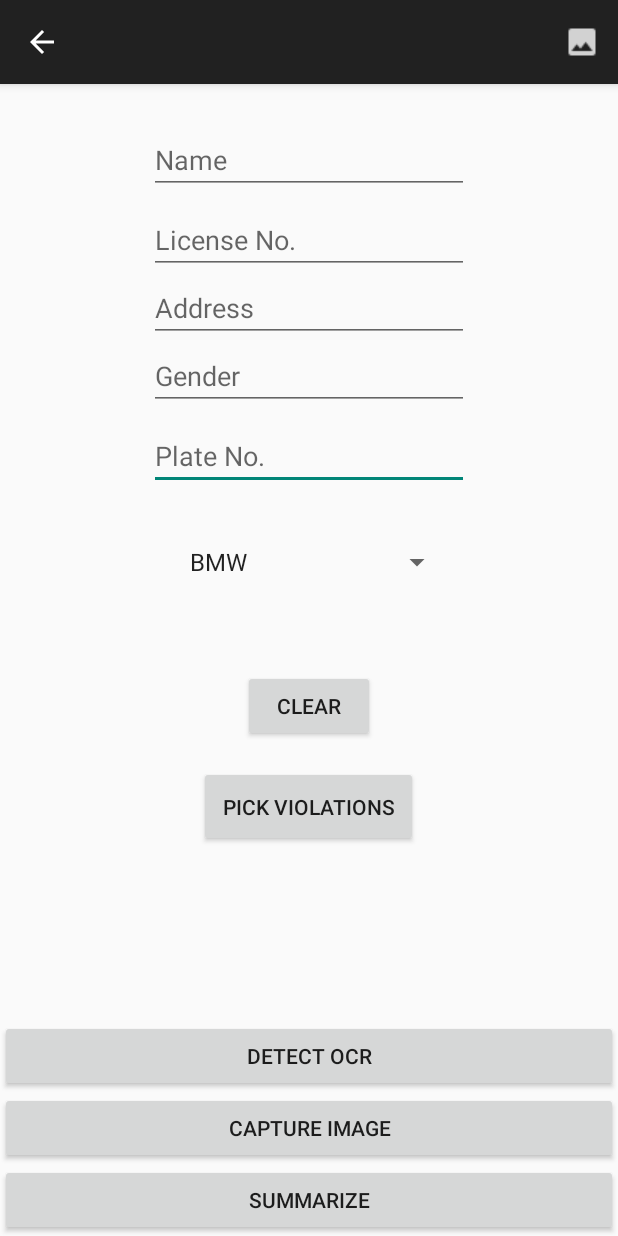
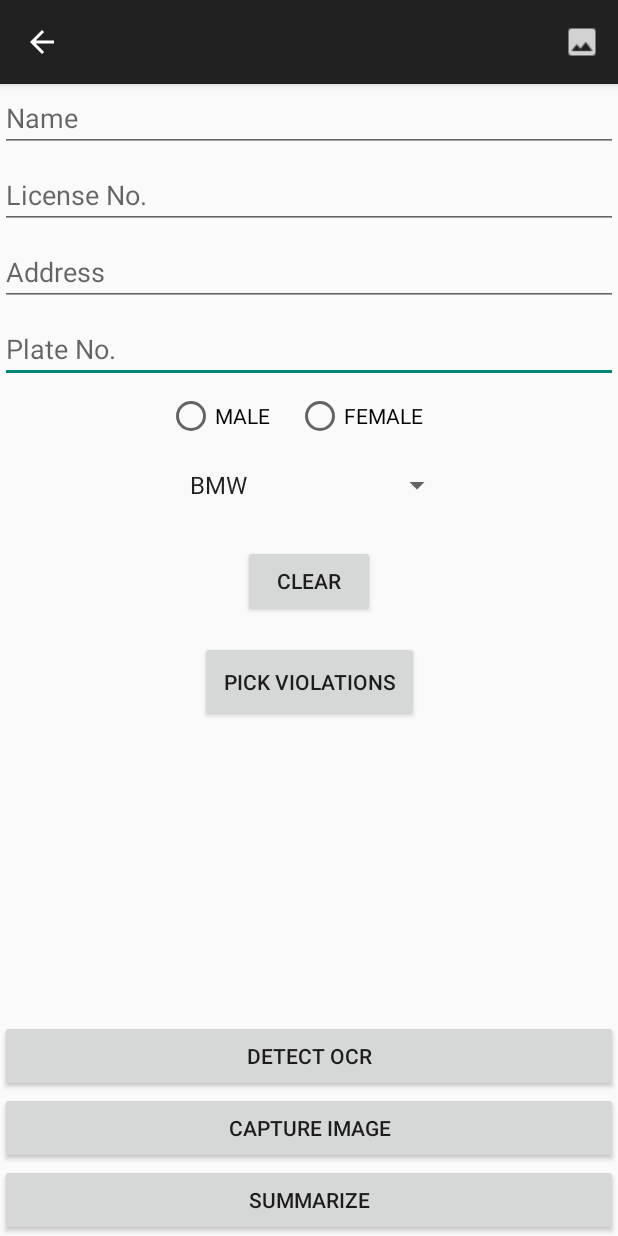
Before and after one commit to affytfacundo/thesis2, an Android app: the DriverDetails screen opened directly, with no data from a screen before it, on a phone screen of 412 x 824 dp. Run offline under Robolectric (Android 15) with nearby library versions, the phone set to English and light mode, and no system bars.

Commit message:
adjusted OCR extract name (similar to address)
FIXED letter O to # ZERO. UI CHANGES. RADIO BUTTON FOR GENDER.

```diff
--- a/app/src/main/java/com/example/myapplication/DriverDetails.java
+++ b/app/src/main/java/com/example/myapplication/DriverDetails.java
@@ -27,6 +27,8 @@ import android.widget.ArrayAdapter;
 import android.widget.Button;
 import android.widget.EditText;
 import android.widget.ImageView;
+import android.widget.RadioButton;
+import android.widget.RadioGroup;
 import android.widget.Spinner;
 import android.widget.TextView;
 import android.widget.Toast;
@@ -56,6 +58,9 @@ public class DriverDetails extends BaseActivity implements LocationListener {
     String[] listViolations;
     boolean[] checkedViolations;
     ArrayList<Integer> driveViolation = new ArrayList<>();
+
+    RadioGroup radioGroup;
+    RadioButton radioButtonMale, radioButtonFemale;
 
     private ImageView myImageView;
     private TextView myTextView;
@@ -96,6 +101,31 @@ public class DriverDetails extends BaseActivity implements LocationListener {
         upload = findViewById(R.id.uploadBtn);
         timedate = findViewById(R.id.timeText);
         resetinput = findViewById(R.id.resetFieldsBtn);
+
+
+
+        radioButtonMale = findViewById(R.id.maleRadio);
+        radioButtonFemale = findViewById(R.id.femaleRadio);
+        radioGroup = findViewById(R.id.radioGrp);
+
+        radioGroup.setOnCheckedChangeListener(new RadioGroup.OnCheckedChangeListener() {
+            @Override
+            public void onCheckedChanged(RadioGroup radioGroup, int i) {
+                switch (i){
+                    case R.id.maleRadio:
+                        gender.setText("MALE");
+                        break;
+
+                    case R.id.femaleRadio:
+                        gender.setText("FEMALE");
+                        break;
+                }
+
+            }
+        });
+
+
+
 
 
         chooseViolations = findViewById(R.id.violationsBtn);
@@ -218,6 +248,7 @@ public class DriverDetails extends BaseActivity implements LocationListener {
         }
     }
 
+
     @Override
     protected void onActivityResult(int requestCode, int resultCode, Intent data) {
         super.onActivityResult(requestCode, resultCode, data);
@@ -316,6 +347,7 @@ public class DriverDetails extends BaseActivity implements LocationListener {
 
 
     private void runTextRecog() {
+
         FirebaseVisionImage image = FirebaseVisionImage.fromBitmap(myBitmap);
         FirebaseVisionTextRecognizer detector = FirebaseVision.getInstance().getOnDeviceTextRecognizer();
         detector.processImage(image).addOnSuccessListener(new OnSuccessListener<FirebaseVisionText>() {
@@ -339,6 +371,10 @@ public class DriverDetails extends BaseActivity implements LocationListener {
         String inputOCR = null;
         name.setText(null);
         license.setText(null);
+        addressText.setText(null);
+     //   gender.setText(null);
+     //   plateNum.setText(null);
+
         myTextView.setText(null);
         if (firebaseVisionText.getTextBlocks().size() == 0) {
             myTextView.setText(R.string.no_text);
@@ -373,42 +409,71 @@ public class DriverDetails extends BaseActivity implements LocationListener {
 
 //END FOR ADDRESS
 
+        //try for changing name code
+        int midLoc = 0;
+        int nationalityLoc = 1;
+      for(int i = 0; i < list.length; i++){
+          if (list[i].contains("Middle") || list[i].contains("Middie") || list[i].contains("Middile") || list[i].contains("Maddle") || list[i].contains("Hiddle") || list[i].contains("Midde"))
+                  midLoc = i;
+
+              else if (midLoc != 0 && list[i].contains("Nationality")) {
+                  nationalityLoc = i;
+                  break;
+              }
+      }
+
+      String[] nameNew = new String[nationalityLoc - midLoc - 1];
+      for(int i = midLoc + 1; i < nationalityLoc; i++)
+          nameNew[i - midLoc - 1] = list[i];
 
 
+      String replace2 = "";
 
-        for (int i = 0; i < list.length; i++) {
+      for(int i = 1; i < nameNew.length; i++){
+          String tempName = null;
+          tempName = nameNew[i];
+          replace2 = replace2 + tempName;
+      }
+
+
+      replace2 = replace2.replaceAll("\\B0|0\\B", "O");
+      name.setText(replace2);
+
+            //end try
+
+//OLD CODE FOR NAME EXTRACT
+ /*       for (int i = 0; i < list.length; i++) {
             if (list[i].contains("Middle") || list[i].contains("Middie") || list[i].contains("Middile") || list[i].contains("Maddle") || list[i].contains("Hiddle") || list[i].contains("Midde")) {
-                if (list[i + 1].contains("Name") || list[i + 1].contains("Mame") || list[i].contains("Namne")) {
+                if (list[i + 1].contains("Name") || list[i + 1].contains("Mame") || list[i + 1].contains("Namne")) {
                     String lastname = list[i + 2];
                     String firstname = list[i + 3];
                     String midname = list[i + 4];
                     String allname = lastname + firstname + midname;
                     allname = allname.replaceAll("\\B0|0\\B", "O");
                     name.setText(allname);
-                } /*else {
+                } else {
                     String lastname = list[i + 1];
                     lastname.substring(3);
 
                     String firstname = list[i + 2];
                     String midname = list[i + 3];
                     name.setText(lastname + firstname + midname);
-                }*/
+                }
             }
+        }*/
 
-
-        }
-// letter O to number zero : not sure if working
+// letter O to number zero : not sure if working ;; yup not working yet.
         for (int i = 0; i < list.length; i++) {
             if (list[i].contains("No.")) {
                 String licenseNum = list[i + 1];
-                licenseNum.replace('O', '0');
-                licenseNum.replace('o', '0');
+                licenseNum = licenseNum.replace('O', '0');
+                licenseNum = licenseNum.replace('o', '0');
                 license.setText(licenseNum);
             }
             if (list[i].contains("No")) {
                 String licenseNum = list[i + 1];
-                licenseNum.replace('O', '0');
-                licenseNum.replace('o', '0');
+                licenseNum = licenseNum.replace('O', '0');
+                licenseNum = licenseNum.replace('o', '0');
                 license.setText(licenseNum);
             }
         }
@@ -488,4 +553,5 @@ public class DriverDetails extends BaseActivity implements LocationListener {
         Toast.makeText(this, "Disabled provider " + provider,
                 Toast.LENGTH_SHORT).show();
     }
+
 }
--- a/app/src/main/java/com/example/myapplication/DriverSummary.java
+++ b/app/src/main/java/com/example/myapplication/DriverSummary.java
@@ -28,16 +28,16 @@ import java.util.Map;
 
 public class DriverSummary extends AppCompatActivity {
 
-    private static final String KEY_NAME = "Name";
-    private static final String KEY_GENDER = "Gender";
-    private static final String KEY_LICENSE = "License";
-    private static final String KEY_ADDRESS = "Address";
-    private static final String KEY_VIOLATIONS = "Violations";
-    private static final String KEY_LATITUDE = "Latitude";
-    private static final String KEY_LONGITUDE = "Longitude";
-    private static final String KEY_DATE = "Date & Time";
-    private static final String KEY_CONTROL = "Control Number";
-    private static final String KEY_PLATE = "Plate Number";
+    private static final String KEY_NAME = "name";
+    private static final String KEY_GENDER = "gender";
+    private static final String KEY_LICENSE = "licenseNumber";
+    private static final String KEY_ADDRESS = "address";
+    private static final String KEY_VIOLATIONS = "violations";
+    private static final String KEY_LATITUDE = "latitude";
+    private static final String KEY_LONGITUDE = "longitude";
+    private static final String KEY_DATE = "dateAndTime";
+    private static final String KEY_CONTROL = "controlNumber";
+    private static final String KEY_PLATE = "plateNumber";
     private final static int SEND_SMS_PERMISSION_REQUEST_CODE = 143;
 
 
--- a/app/src/main/res/layout/activity_driver_details.xml
+++ b/app/src/main/res/layout/activity_driver_details.xml
@@ -10,26 +10,51 @@
         android:id="@+id/makeTxt"
         android:layout_width="wrap_content"
         android:layout_height="wrap_content"
-        android:layout_marginTop="24dp"
+        android:layout_marginTop="6dp"
         android:ems="10"
         android:hint="Make"
         android:inputType="textPersonName"
         android:spinnerMode="dropdown"
         app:layout_constraintEnd_toEndOf="parent"
         app:layout_constraintStart_toStartOf="parent"
-        app:layout_constraintTop_toBottomOf="@+id/plateNumTxt" />
+        app:layout_constraintTop_toBottomOf="@+id/radioGrp" />
+
+    <RadioGroup
+        android:id="@+id/radioGrp"
+        android:layout_width="wrap_content"
+        android:layout_height="wrap_content"
+        android:layout_marginTop="6dp"
+        android:orientation='horizontal'
+        app:layout_constraintEnd_toEndOf="parent"
+        app:layout_constraintStart_toStartOf="parent"
+        app:layout_constraintTop_toBottomOf="@+id/plateNumTxt">
+
+        <RadioButton
+            android:id="@+id/maleRadio"
+            android:layout_width="86dp"
+            android:layout_height="wrap_content"
+            android:text="MALE" />
+
+        <RadioButton
+            android:id="@+id/femaleRadio"
+            android:layout_width="103dp"
+            android:layout_height="wrap_content"
+            android:text="FEMALE" />
+
+
+    </RadioGroup>
 
     <EditText
         android:id="@+id/plateNumTxt"
-        android:layout_width="wrap_content"
+        android:layout_width="0dp"
         android:layout_height="wrap_content"
-        android:layout_marginTop="8dp"
+        android:layout_marginTop="6dp"
         android:ems="10"
         android:hint="Plate No."
         android:inputType="textPersonName"
         app:layout_constraintEnd_toEndOf="parent"
         app:layout_constraintStart_toStartOf="parent"
-        app:layout_constraintTop_toBottomOf="@+id/gendertxt" />
+        app:layout_constraintTop_toBottomOf="@+id/addresstxt" />
 
     <ImageView
         android:id="@+id/image_view2"
@@ -62,27 +87,24 @@
         app:layout_constraintStart_toStartOf="parent" />
 
     <Button
+        android:id="@+id/resetFieldsBtn"
+        android:layout_width="wrap_content"
+        android:layout_height="wrap_content"
+        android:layout_marginTop="16dp"
+        android:text="CLEAR"
+        app:layout_constraintEnd_toEndOf="parent"
+        app:layout_constraintStart_toStartOf="parent"
+        app:layout_constraintTop_toBottomOf="@+id/makeTxt" />
+
+    <Button
         android:id="@+id/violationsBtn"
         android:layout_width="146dp"
         android:layout_height="54dp"
         android:layout_marginTop="16dp"
         android:text="PICK VIOLATIONS"
-        app:layout_constraintBottom_toTopOf="@+id/detect_textBtn"
-        app:layout_constraintEnd_toEndOf="parent"
-        app:layout_constraintHorizontal_bias="0.498"
-        app:layout_constraintStart_toStartOf="parent"
-        app:layout_constraintTop_toBottomOf="@+id/resetFieldsBtn"
-        app:layout_constraintVertical_bias="0.002" />
-
-    <Button
-        android:id="@+id/resetFieldsBtn"
-        android:layout_width="wrap_content"
-        android:layout_height="wrap_content"
-        android:layout_marginTop="48dp"
-        android:text="CLEAR"
         app:layout_constraintEnd_toEndOf="parent"
         app:layout_constraintStart_toStartOf="parent"
-        app:layout_constraintTop_toBottomOf="@+id/makeTxt" />
+        app:layout_constraintTop_toBottomOf="@+id/resetFieldsBtn" />
 
     <Button
         android:id="@+id/captureImgBtn"
@@ -109,13 +131,8 @@
 
     <EditText
         android:id="@+id/nametxt"
-        android:layout_width="wrap_content"
+        android:layout_width="0dp"
         android:layout_height="wrap_content"
-        android:layout_marginStart="8dp"
-        android:layout_marginLeft="8dp"
-        android:layout_marginTop="28dp"
-        android:layout_marginEnd="8dp"
-        android:layout_marginRight="8dp"
         android:ems="10"
         android:hint="Name"
         android:inputType="textPersonName"
@@ -125,39 +142,36 @@
 
     <EditText
         android:id="@+id/licensetxt"
-        android:layout_width="wrap_content"
+        android:layout_width="0dp"
         android:layout_height="wrap_content"
-        android:layout_marginStart="8dp"
-        android:layout_marginLeft="8dp"
-        android:layout_marginTop="8dp"
-        android:layout_marginEnd="8dp"
-        android:layout_marginRight="8dp"
+        android:layout_marginTop="6dp"
         android:ems="10"
         android:hint="License No."
         android:inputType="textPersonName"
+        android:maxLength="14"
         app:layout_constraintEnd_toEndOf="parent"
         app:layout_constraintStart_toStartOf="parent"
         app:layout_constraintTop_toBottomOf="@+id/nametxt" />
 
     <EditText
         android:id="@+id/gendertxt"
-        android:layout_width="wrap_content"
+        android:layout_width="411dp"
         android:layout_height="wrap_content"
-        android:layout_marginStart="8dp"
-        android:layout_marginLeft="8dp"
-        android:layout_marginEnd="8dp"
-        android:layout_marginRight="8dp"
         android:ems="10"
         android:hint="Gender"
         android:inputType="textPersonName"
-        app:layout_constraintEnd_toEndOf="parent"
+        android:visibility="invisible"
+        app:layout_constraintBottom_toBottomOf="@+id/addresstxt"
+        app:layout_constraintEnd_toStartOf="parent"
         app:layout_constraintStart_toStartOf="parent"
-        app:layout_constraintTop_toBottomOf="@+id/addresstxt" />
+        app:layout_constraintTop_toBottomOf="@+id/addresstxt"
+        tools:visibility="invisible" />
 
     <EditText
         android:id="@+id/addresstxt"
-        android:layout_width="wrap_content"
+        android:layout_width="0dp"
         android:layout_height="wrap_content"
+        android:layout_marginTop="6dp"
         android:ems="10"
         android:hint="Address"
         android:inputType="textPersonName"
@@ -217,8 +231,10 @@
         android:layout_width="wrap_content"
         android:layout_height="wrap_content"
         android:text="TextView"
-        android:visibility="invisible"
+        android:visibility="gone"
+        app:layout_constraintEnd_toEndOf="parent"
         app:layout_constraintStart_toStartOf="parent"
-        app:layout_constraintTop_toTopOf="parent" />
+        app:layout_constraintTop_toTopOf="parent"
+        tools:visibility="gone" />
 
 </androidx.constraintlayout.widget.ConstraintLayout>
```
